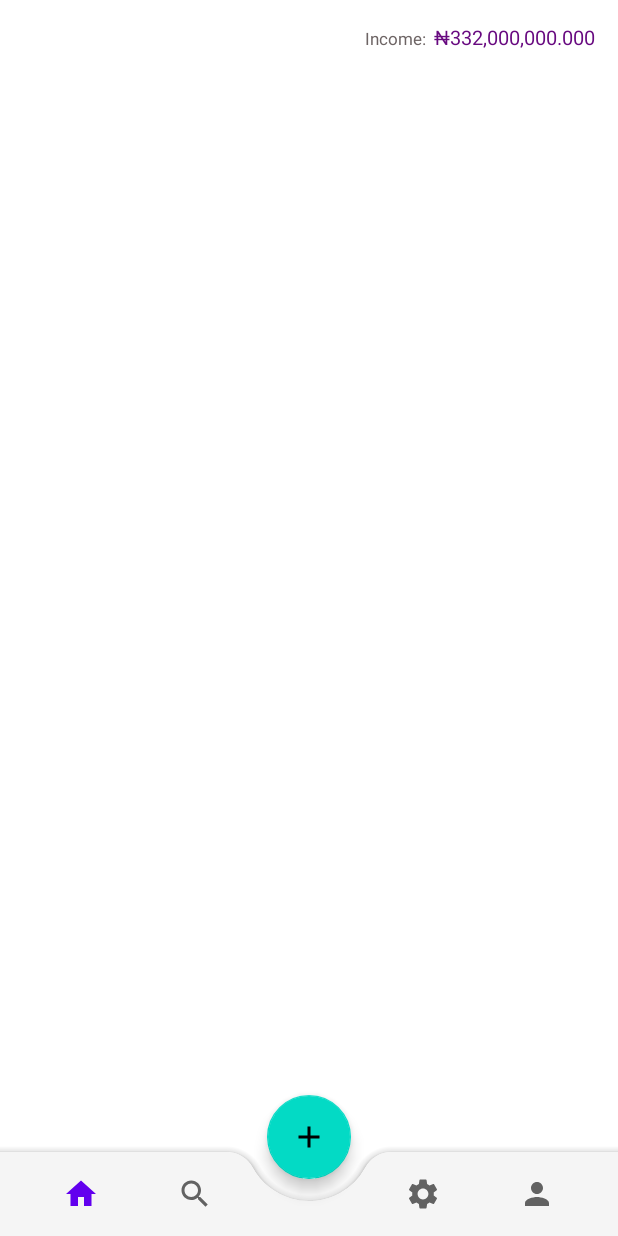
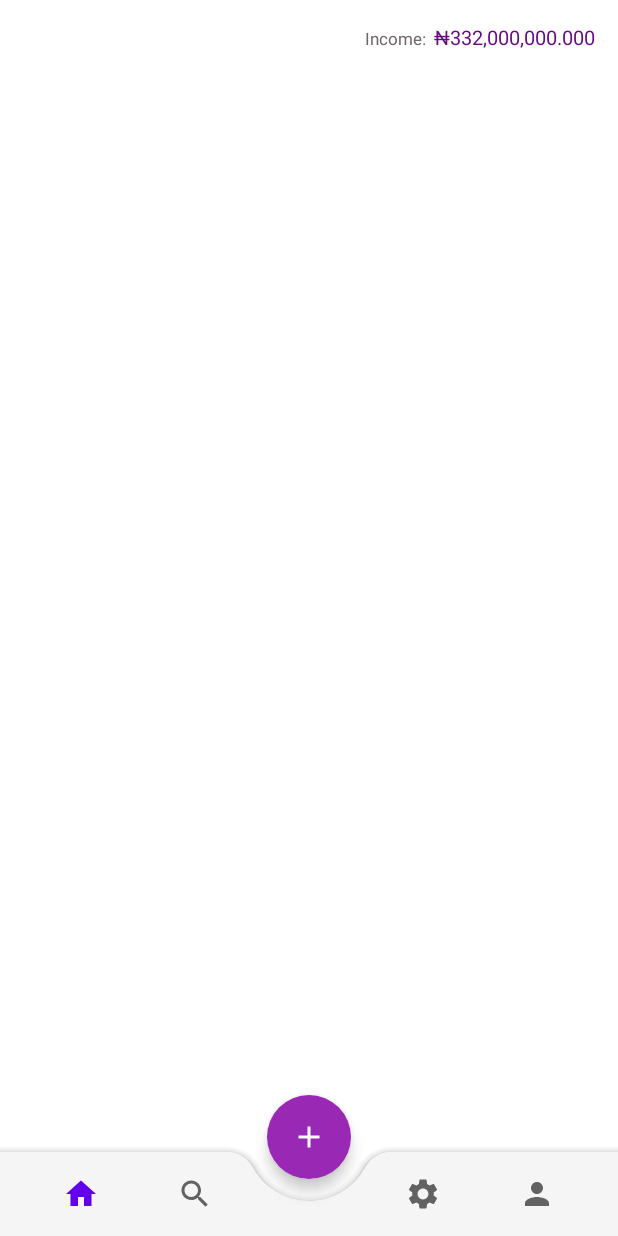
Before and after one commit to timothyakinyelu/SavingsTracker, an Android app: the screen it shows after launch (MainActivity), on a phone screen of 412 x 824 dp. Run offline under Robolectric (Android 15) with nearby library versions, the phone set to English and light mode, and no system bars; our stand-ins replace navigation-ui.

Commit message:
- changed floating button background and icon color

```diff
--- a/app/src/main/res/layout/activity_main.xml
+++ b/app/src/main/res/layout/activity_main.xml
@@ -41,6 +41,10 @@
         android:layout_width="wrap_content"
         android:layout_height="wrap_content"
         android:src="@drawable/ic_baseline_add"
+        app:tint="@android:color/white"
+        android:backgroundTint="@color/app_primary"
         app:layout_anchor="@id/bottomAppBar"
+        app:borderWidth="0dp"
         android:contentDescription="@string/add_expense_button" />
+
 </androidx.coordinatorlayout.widget.CoordinatorLayout>
```
